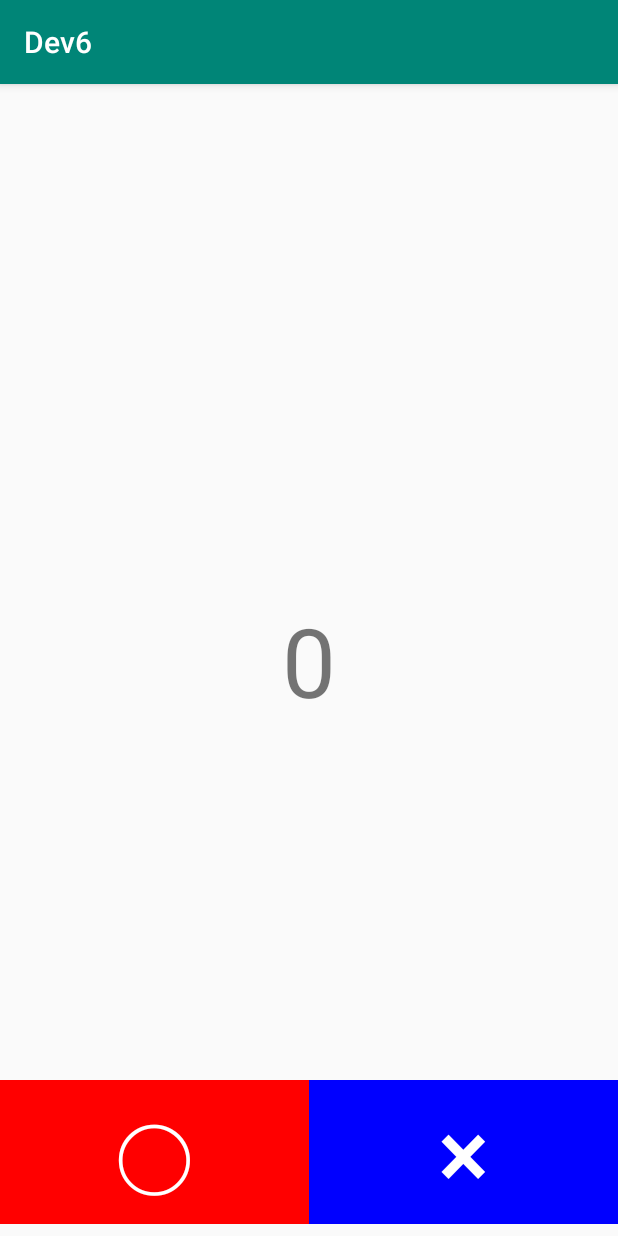
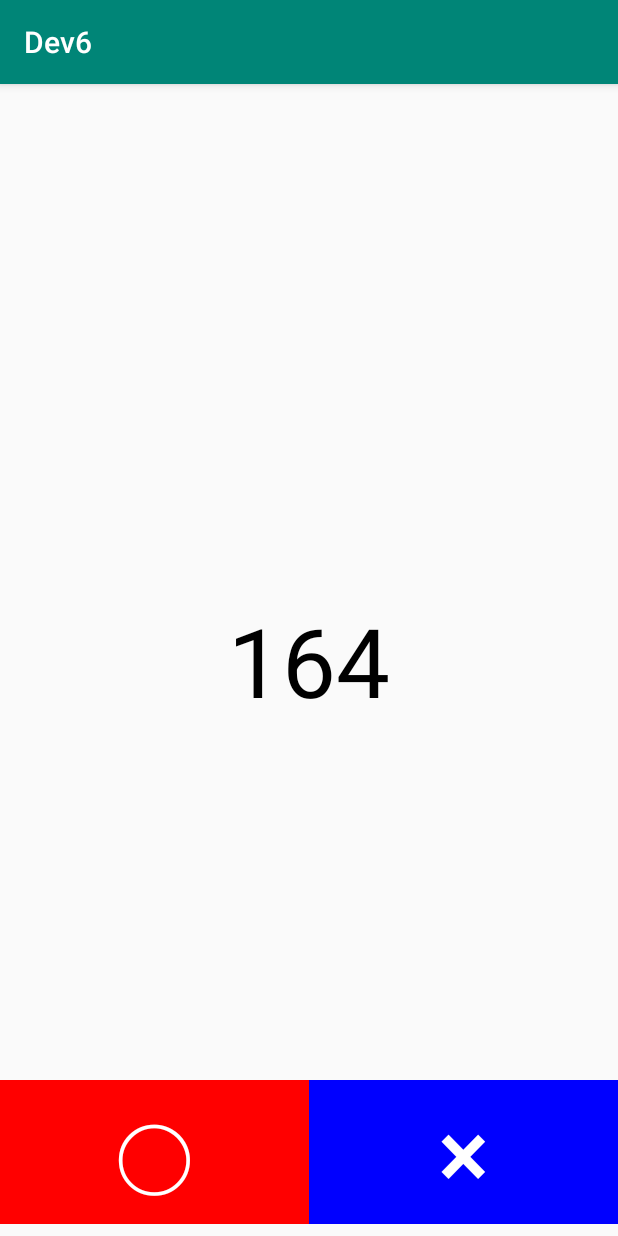
Before and after one commit to tommy1038/School_kotlin, an Android app: the screen it shows after launch (MainActivity), after a tap on an icon or button, on a phone screen of 412 x 824 dp. Run offline under Robolectric (Android 15) with nearby library versions, the phone set to English and light mode, and no system bars.

Commit message:
fix code

```diff
--- a/Dev6/app/src/main/java/jp/tomiyama/noir/dev6/MainActivity.kt
+++ b/Dev6/app/src/main/java/jp/tomiyama/noir/dev6/MainActivity.kt
@@ -1,25 +1,115 @@
 package jp.tomiyama.noir.dev6
 
+import android.graphics.Color
+import android.os.Bundle
 import android.support.v7.app.AppCompatActivity
-import android.os.Bundle
+import android.util.Log
 import android.view.View
-
+import android.widget.Toast
 import kotlinx.android.synthetic.main.activity_main.*
 import java.util.*
 
+
 class MainActivity : AppCompatActivity() {
+    var random: Random = Random()
+    val QUESTION_COUNT = 10
+    lateinit var questions: IntArray
+    var point: Int = 0
+    var answerCount: Int = 0
 
     override fun onCreate(savedInstanceState: Bundle?) {
         super.onCreate(savedInstanceState)
         setContentView(R.layout.activity_main)
+
+        questions = IntArray(QUESTION_COUNT)
+
+        for (i in 0 until QUESTION_COUNT) {
+            val number = random.nextInt(1000)
+            Log.d("Number", "Question$number")
+            questions[i] = number
+        }
+
+        point = 0
+        answerCount = 0
+
+        textView.text = questions[answerCount].toString() + ""
+        textView.setTextColor(Color.BLACK)
     }
 
-    fun change(view: View?){
-        val number: Int = Random().nextInt(1000)
-        textView.text = number.toString()
+    fun maru(v: View) {
+        var answer = true
+        val number = questions[answerCount]
+
+        for (i in 2 until number) {
+            if (number % i == 0) {
+                answer = false
+                break
+            }
+        }
+
+        if (answer) {
+            Toast.makeText(this, "正解", Toast.LENGTH_SHORT).show()
+
+        } else {
+            Toast.makeText(this, "不正解", Toast.LENGTH_SHORT).show()
+        }
+
+        if (answer) {
+            point++
+            Log.d("maru", "正解$point")
+        } else {
+            Log.d("maru", "不正解")
+        }
+
+        answerCount++
+
+        if (answerCount == QUESTION_COUNT) {
+            textView.text = point.toString() + "点"
+            textView.setTextColor(Color.RED)
+
+            point = 0
+            answerCount = 0
+        } else {
+            textView.text = questions[answerCount].toString() + ""
+            textView.setTextColor(Color.BLACK)
+        }
     }
 
-    fun maru(view: View?){
+    fun batsu(v: View) {
+        var answer = false
+        val number = questions[answerCount]
 
+        for (i in 2 until number) {
+            if (number % i == 0) {
+                answer = false
+                break
+            }
+        }
+
+        if (answer) {
+            Toast.makeText(this, "不正解", Toast.LENGTH_SHORT).show()
+        } else {
+            Toast.makeText(this, "正解", Toast.LENGTH_SHORT).show()
+        }
+
+        if (answer) {
+            Log.d("batsu", "不正解")
+        } else {
+            point++
+            Log.d("batsu", "正解$point")
+        }
+
+        answerCount++
+
+        if (answerCount == QUESTION_COUNT) {
+            textView.text = point.toString() + "点"
+            textView.setTextColor(Color.RED)
+
+            point = 0
+            answerCount = 0
+        } else {
+            textView.text = questions[answerCount].toString()
+            textView.setTextColor(Color.BLACK)
+        }
     }
 }
--- a/Dev6/app/src/main/res/layout/activity_main.xml
+++ b/Dev6/app/src/main/res/layout/activity_main.xml
@@ -1,37 +1,53 @@
 <?xml version="1.0" encoding="utf-8"?>
-<android.support.constraint.ConstraintLayout
-        xmlns:android="http://schemas.android.com/apk/res/android"
+<android.support.constraint.ConstraintLayout xmlns:android="http://schemas.android.com/apk/res/android"
+        xmlns:app="http://schemas.android.com/apk/res-auto"
         xmlns:tools="http://schemas.android.com/tools"
-        xmlns:app="http://schemas.android.com/apk/res-auto"
         android:layout_width="match_parent"
         android:layout_height="match_parent"
         tools:context=".MainActivity">
 
     <TextView
+            android:id="@+id/textView"
             android:layout_width="wrap_content"
             android:layout_height="wrap_content"
             android:text="0"
+            android:textSize="64sp"
             app:layout_constraintBottom_toBottomOf="parent"
             app:layout_constraintLeft_toLeftOf="parent"
             app:layout_constraintRight_toRightOf="parent"
-            app:layout_constraintTop_toTopOf="parent" android:id="@+id/textView" android:textSize="64sp"/>
+            app:layout_constraintTop_toTopOf="parent" />
+
     <LinearLayout
+            android:layout_width="match_parent"
+            android:layout_height="wrap_content"
+            android:layout_marginBottom="8dp"
             android:orientation="horizontal"
-            android:layout_width="match_parent"
-            android:layout_height="wrap_content" android:layout_marginBottom="8dp"
-            app:layout_constraintBottom_toBottomOf="parent" app:layout_constraintStart_toStartOf="parent"
-            app:layout_constraintEnd_toEndOf="parent">
+            app:layout_constraintBottom_toBottomOf="parent"
+            app:layout_constraintEnd_toEndOf="parent"
+            app:layout_constraintStart_toStartOf="parent">
+
         <Button
+                android:id="@+id/button"
+                android:layout_width="0dp"
+                android:layout_height="96dp"
+                android:layout_weight="1"
+                android:background="#FF0000"
+                android:onClick="maru"
                 android:text="◯"
+                android:textAlignment="center"
+                android:textColor="#FFFFFF"
+                android:textSize="64sp" />
+
+        <Button
+                android:id="@+id/button2"
                 android:layout_width="0dp"
-                android:layout_height="96dp" android:id="@+id/button" android:layout_weight="1"
-                android:textSize="64sp" android:textAlignment="center" android:onClick="maru"
-                android:textColor="#FFFFFF" android:background="#FF0000"/>
-        <Button
+                android:layout_height="96dp"
+                android:layout_weight="1"
+                android:background="#0000FF"
+                android:onClick="batsu"
                 android:text="×"
-                android:layout_width="0dp"
-                android:layout_height="96dp" android:id="@+id/button2" android:layout_weight="1"
-                android:background="#0000FF" android:textColor="#FFFFFF" android:textSize="64sp"/>
+                android:textColor="#FFFFFF"
+                android:textSize="64sp" />
     </LinearLayout>
 
 </android.support.constraint.ConstraintLayout>
```
